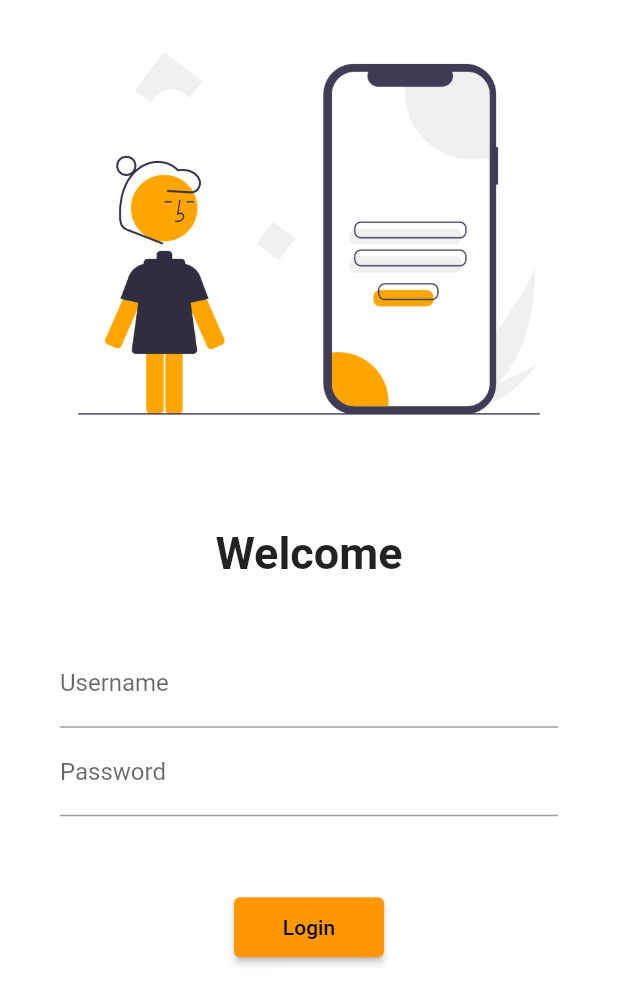
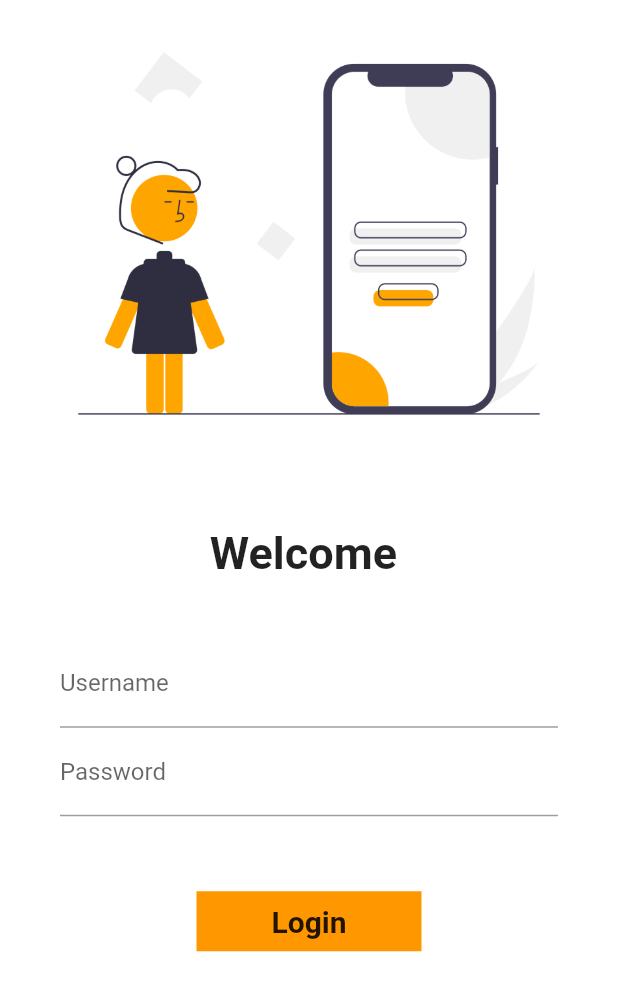
Before and after one commit to rahulmokaria/30daysofflutter, a Flutter app: the screen it shows after launch, on a phone screen of 412 x 824 dp. Shown: the top 1004 px of the screen. Run offline on Flutter 3.47's test engine with Material 2 defaults, Android fonts, the phone set to English and light mode, and no system bars; our stand-ins replace google_fonts; missing offline and left inert: dart:html.

Commit message:
day 6 completed

```diff
--- a/lib/pages/login_page.dart
+++ b/lib/pages/login_page.dart
@@ -3,9 +3,16 @@ import 'dart:html';
 import 'package:flutter/material.dart';
 import 'package:flutter_application_1/utils/routes.dart';
 
-class loginPage extends StatelessWidget {
+class loginPage extends StatefulWidget {
   const loginPage({Key? key}) : super(key: key);
 
+  @override
+  State<loginPage> createState() => _loginPageState();
+}
+
+class _loginPageState extends State<loginPage> {
+  String name = "";
+  bool changedBox = false;
   @override
   Widget build(BuildContext context) {
     return Material(
@@ -21,9 +28,9 @@ class loginPage extends StatelessWidget {
               const SizedBox(
                 height: 40,
               ),
-              const Text(
-                "Welcome",
-                style: TextStyle(
+              Text(
+                "Welcome $name",
+                style: const TextStyle(
                   fontSize: 30,
                   fontWeight: FontWeight.bold,
                 ),
@@ -37,6 +44,11 @@ class loginPage extends StatelessWidget {
                   child: Column(
                     children: [
                       TextFormField(
+                        onChanged: (value) {
+                          setState(() {
+                            name = value;
+                          });
+                        },
                         decoration: const InputDecoration(
                             hintText: "Enter Username", labelText: "Username"),
                       ),
@@ -50,15 +62,49 @@ class loginPage extends StatelessWidget {
               const SizedBox(
                 height: 30,
               ),
-              ElevatedButton(
-                  onPressed: () {
-                    // print("The button is working you idiot");
-                    Navigator.pushNamed(context, MyRoutes.homeRoute);
-                  },
-                  child: const Text("Login"),
-                  style: TextButton.styleFrom(
-                    minimumSize: Size(100, 40),
-                  )),
+
+              InkWell(
+                onTap: () async {
+                  setState(() {
+                    changedBox = true;
+                  });
+
+                  await Future.delayed(const Duration(seconds: 1));
+                  Navigator.pushNamed(context, MyRoutes.homeRoute);
+                },
+                child: AnimatedContainer(
+                  duration: Duration(seconds: 1),
+                  width: (changedBox) ? 100 : 150,
+                  height: 40,
+                  alignment: Alignment.center,
+                  decoration: BoxDecoration(
+                    color: Colors.orange,
+                    shape: changedBox ? BoxShape.circle : BoxShape.rectangle,
+                    // borderRadius: BorderRadius.circular(changedBox ? 0 : 8),
+                  ),
+                  child: changedBox
+                      ? Icon(
+                          Icons.done,
+                          color: Colors.white,
+                        )
+                      : Text(
+                          "Login",
+                          style: TextStyle(
+                            fontSize: 20,
+                            fontWeight: FontWeight.bold,
+                          ),
+                        ),
+                ),
+              ),
+              // ElevatedButton(
+              //     onPressed: () {
+              //       // print("The button is working you idiot");
+              //       Navigator.pushNamed(context, MyRoutes.homeRoute);
+              //     },
+              //     child: const Text("Login"),
+              //     style: TextButton.styleFrom(
+              //       minimumSize: const Size(100, 40),
+              //     )),
               const SizedBox(
                 height: 40,
               ),
```
